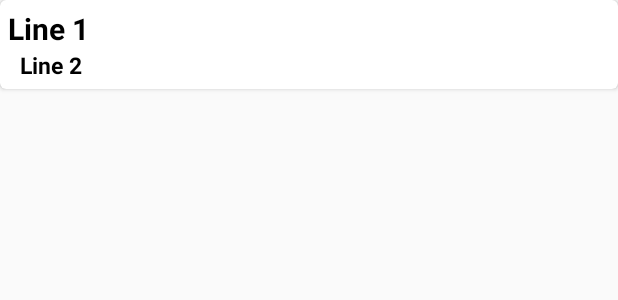
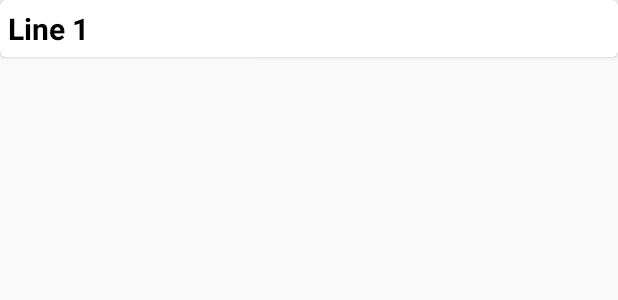
Before and after one commit to PetterHL/FuelService-Frontend, an Android app: the layout fuelstation_list_stations.xml on its own in the app's theme, with its tools: preview values and no code run, on a phone screen of 412 x 824 dp. Shown: the top 300 px of the screen. Run offline under Robolectric (Android 15) with nearby library versions, the phone set to English and light mode, and no system bars.

Commit message:
Very close now
Everything is correct in the run tab, but it does not show up...and  I don't know why. I believe i am very close to solving it, or i have ****** up big time ://

```diff
--- a/app/src/main/AndroidManifest.xml
+++ b/app/src/main/AndroidManifest.xml
@@ -1,11 +1,14 @@
 <?xml version="1.0" encoding="utf-8"?>
 <manifest xmlns:android="http://schemas.android.com/apk/res/android"
     package="com.Fuel.fuelservice">
+    <uses-permission android:name="android.permission.INTERNET" />
 
     <application
         android:allowBackup="true"
         android:icon="@mipmap/ic_launcher"
+        android:usesCleartextTraffic="true"
         android:label="@string/app_name"
+        android:networkSecurityConfig="@xml/network_security_config"
         android:roundIcon="@mipmap/ic_launcher_round"
         android:supportsRtl="true"
         android:theme="@style/AppTheme">
--- a/app/src/main/java/com/Fuel/fuelservice/Api/FuelStaionApi.java
+++ b/app/src/main/java/com/Fuel/fuelservice/Api/FuelStaionApi.java
@@ -27,6 +27,6 @@ public interface FuelStaionApi {
                                         @Query("pwd") String password);
 
     @GET("service/stations")
-    public Call<List<FuelStations>> getAllItems();
+    public Call<List<FuelStations>> getAllStations();
 
 }
--- a/app/src/main/java/com/Fuel/fuelservice/ApiClient.java
+++ b/app/src/main/java/com/Fuel/fuelservice/ApiClient.java
@@ -9,7 +9,7 @@ import retrofit2.converter.gson.GsonConverterFactory;
 
 public class ApiClient {
     //URL AT SCHOOL
-    private static final String BASE_URL = "http://10.52.192.208:8080/FuelService/api/";
+    private static final String BASE_URL = "http://192.168.0.111:8080/FuelService/api/";
     //URL AT HOME
 
     private static ApiClient SINGLETON;
--- a/app/src/main/java/com/Fuel/fuelservice/ui/home/FuelStationFragment.java
+++ b/app/src/main/java/com/Fuel/fuelservice/ui/home/FuelStationFragment.java
@@ -25,7 +25,6 @@ import retrofit2.Callback;
 import retrofit2.Response;
 
 public class FuelStationFragment extends Fragment {
-
 
     private ArrayList<FuelStations> fuelStations = new ArrayList<>();
     private FuelStationRecViewAdapter adapter;
@@ -55,7 +54,7 @@ public class FuelStationFragment extends Fragment {
         Call<List<FuelStations>> call = ApiClient
                 .getSINGLETON()
                 .getApi()
-                .getAllItems();
+                .getAllStations();
 
         call.enqueue(new Callback<List<FuelStations>>() {
             @Override
--- a/app/src/main/res/layout/fuelstation_list_stations.xml
+++ b/app/src/main/res/layout/fuelstation_list_stations.xml
@@ -23,17 +23,5 @@
         android:layout_toEndOf="@+id/imageView"
         android:id="@+id/headerText"/>
 
-    <TextView
-        android:id="@+id/descriptionView"
-        android:layout_width="wrap_content"
-        android:layout_height="wrap_content"
-        android:layout_toEndOf="@+id/imageView"
-        android:layout_below="@+id/headerText"
-        android:text="Line 2"
-        android:layout_marginStart="8dp"
-        android:textColor="@android:color/black"
-        android:textSize="15sp"
-        android:textStyle="bold" />
-
     </RelativeLayout>
 </androidx.cardview.widget.CardView>
--- /dev/null
+++ b/app/src/main/res/xml/network_security_config.xml
@@ -0,0 +1,6 @@
+<?xml version="1.0" encoding="utf-8"?>
+<network-security-config>
+    <domain-config cleartextTrafficPermitted="true">
+        <domain includeSubdomains="true">192.168.0.111</domain>
+    </domain-config>
+</network-security-config>
```
Also changed, not shown: app/src/main/java/com/Fuel/fuelservice/FuelStationRecViewAdapter.java (+10 -8 lines), app/src/main/java/com/Fuel/fuelservice/Objects/FuelStations.java (+33 -8 lines).
